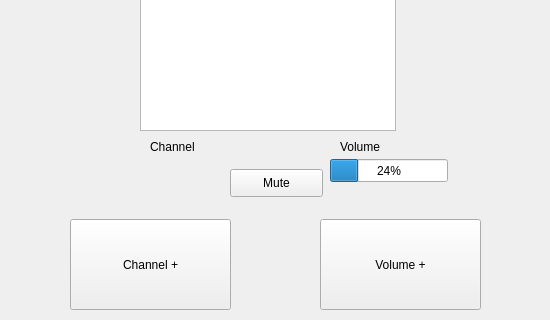
Before: the Qt Designer form gui.ui in Theclaw69/Huda-TalonCSprojectg, drawn with Qt 5; both pictures show x 0 to 550 and y 111 to 431 of the 550 by 700 pixel window.
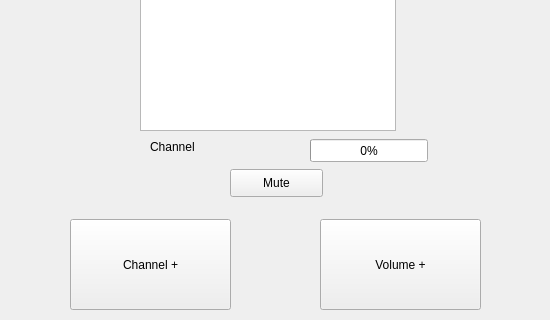
After: the same form once the commit is applied.

```diff
--- a/gui.ui
+++ b/gui.ui
@@ -127,30 +127,17 @@
      <string>Channel</string>
     </property>
    </widget>
-   <widget class="QLabel" name="label_2">
-    <property name="geometry">
-     <rect>
-      <x>340</x>
-      <y>250</y>
-      <width>55</width>
-      <height>16</height>
-     </rect>
-    </property>
-    <property name="text">
-     <string>Volume</string>
-    </property>
-   </widget>
    <widget class="QProgressBar" name="volume_bar">
     <property name="geometry">
      <rect>
-      <x>330</x>
-      <y>270</y>
+      <x>310</x>
+      <y>250</y>
       <width>118</width>
       <height>23</height>
      </rect>
     </property>
     <property name="value">
-     <number>24</number>
+     <number>0</number>
     </property>
    </widget>
   </widget>
```
